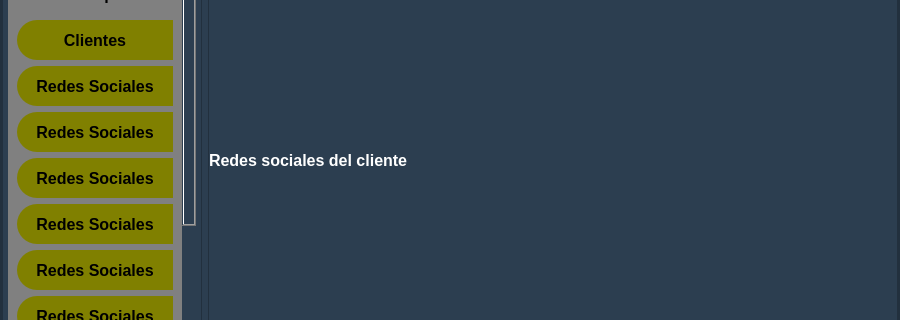
STITCH9911/onink, file main_window.ui: the form before one commit; both pictures show x 0 to 900 and y 126 to 446 of the 900 by 700 pixel window.
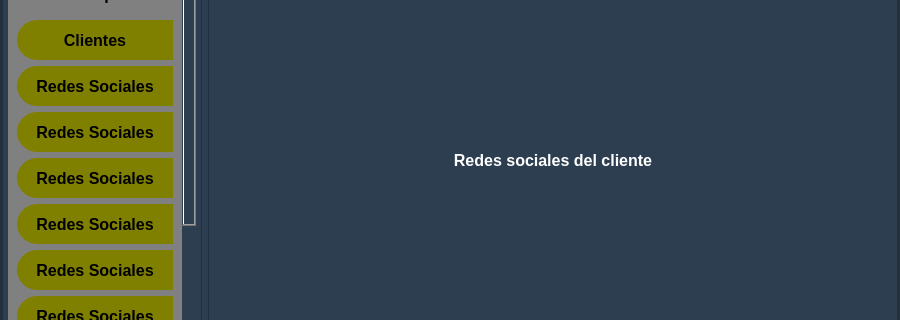
The form after the commit. The open tabs and pages were chosen to show the change. Icons and pictures are not drawn.

```diff
--- a/main_window.ui
+++ b/main_window.ui
@@ -1783,6 +1783,9 @@
                    <property name="text">
                     <string>Redes sociales del cliente</string>
                    </property>
+                   <property name="alignment">
+                    <set>Qt::AlignCenter</set>
+                   </property>
                   </widget>
                  </item>
                  <item>
```
Left out of the diff: 2 changed lines with no effect on the pictures.
